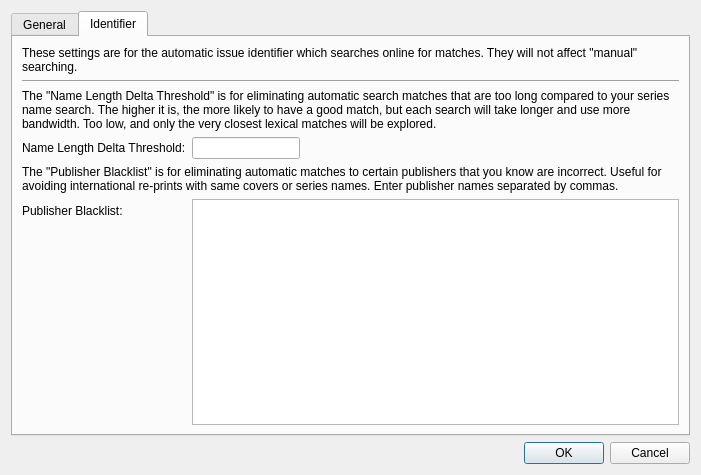
The window that settingswindow.ui (comictagger/comictagger) describes before a commit, drawn with Qt 5.
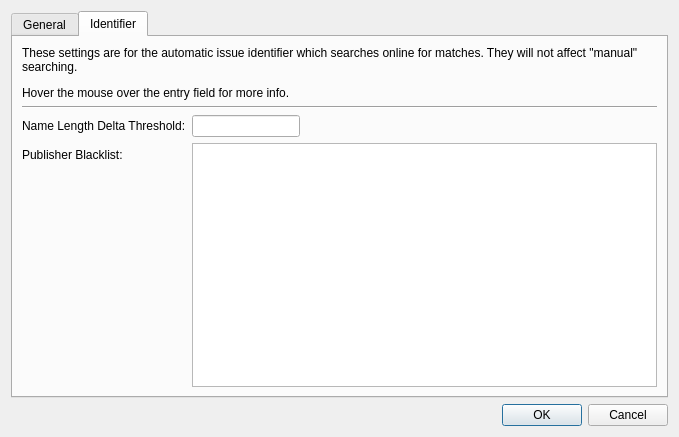
The same window after the commit. The open tabs and pages were chosen to show the change.

Commit message: More settings window layout stuff.  Added tooltips for id config fields

```diff
--- a/settingswindow.ui
+++ b/settingswindow.ui
@@ -6,8 +6,8 @@
    <rect>
     <x>0</x>
     <y>0</y>
-    <width>701</width>
-    <height>475</height>
+    <width>679</width>
+    <height>437</height>
    </rect>
   </property>
   <property name="windowTitle">
@@ -242,7 +242,7 @@
          <item row="0" column="0">
           <widget class="QLabel" name="label_5">
            <property name="text">
-            <string>&lt;html&gt;&lt;head/&gt;&lt;body&gt;&lt;p&gt;These settings are for the automatic issue identifier which searches online for matches.  They will not affect &amp;quot;manual&amp;quot; searching.&lt;/p&gt;&lt;/body&gt;&lt;/html&gt;</string>
+            <string>&lt;html&gt;&lt;head/&gt;&lt;body&gt;&lt;p&gt;These settings are for the automatic issue identifier which searches online for matches. They will not affect &amp;quot;manual&amp;quot; searching.&lt;/p&gt;&lt;p&gt;Hover the mouse over the entry field for more info.&lt;/p&gt;&lt;/body&gt;&lt;/html&gt;</string>
            </property>
            <property name="wordWrap">
             <bool>true</bool>
@@ -261,24 +261,14 @@
            <property name="fieldGrowthPolicy">
             <enum>QFormLayout::AllNonFixedFieldsGrow</enum>
            </property>
-           <item row="0" column="0" colspan="2">
-            <widget class="QLabel" name="label_6">
-             <property name="text">
-              <string>&lt;html&gt;&lt;head/&gt;&lt;body&gt;&lt;p&gt;The &amp;quot;Name Length Delta Threshold&amp;quot; is for eliminating automatic search matches that are too long compared to your series name search. The higher it is, the more likely to have a good match, but each search will take longer and use more bandwidth. Too low, and only the very closest lexical matches will be explored.&lt;/p&gt;&lt;/body&gt;&lt;/html&gt;</string>
-             </property>
-             <property name="wordWrap">
-              <bool>true</bool>
-             </property>
-            </widget>
-           </item>
-           <item row="1" column="0">
+           <item row="0" column="0">
             <widget class="QLabel" name="label_3">
              <property name="text">
               <string>Name Length Delta Threshold:</string>
              </property>
             </widget>
            </item>
-           <item row="1" column="1">
+           <item row="0" column="1">
             <widget class="QLineEdit" name="leNameLengthDeltaThresh">
              <property name="sizePolicy">
               <sizepolicy hsizetype="Maximum" vsizetype="Fixed">
@@ -286,26 +276,19 @@
                <verstretch>0</verstretch>
               </sizepolicy>
              </property>
-            </widget>
-           </item>
-           <item row="2" column="0" colspan="2">
-            <widget class="QLabel" name="label_9">
-             <property name="text">
-              <string>&lt;html&gt;&lt;head/&gt;&lt;body&gt;&lt;p&gt;The &amp;quot;Publisher Blacklist&amp;quot; is for eliminating automatic matches to certain publishers that you know are incorrect. Useful for avoiding international re-prints with same covers or series names. Enter publisher names separated by commas.&lt;/p&gt;&lt;/body&gt;&lt;/html&gt;</string>
+             <property name="toolTip">
+              <string/>
              </property>
-             <property name="wordWrap">
-              <bool>true</bool>
-             </property>
             </widget>
            </item>
-           <item row="3" column="0">
+           <item row="1" column="0">
             <widget class="QLabel" name="label_4">
              <property name="text">
               <string>Publisher Blacklist:</string>
              </property>
             </widget>
            </item>
-           <item row="3" column="1">
+           <item row="1" column="1">
             <widget class="QPlainTextEdit" name="tePublisherBlacklist">
              <property name="sizePolicy">
               <sizepolicy hsizetype="Expanding" vsizetype="Expanding">
```
Left out of the diff: 14 changed lines with no effect on the pictures. Lines whose indentation alone changed are shown as unchanged. The commit also changes 1 other file.
